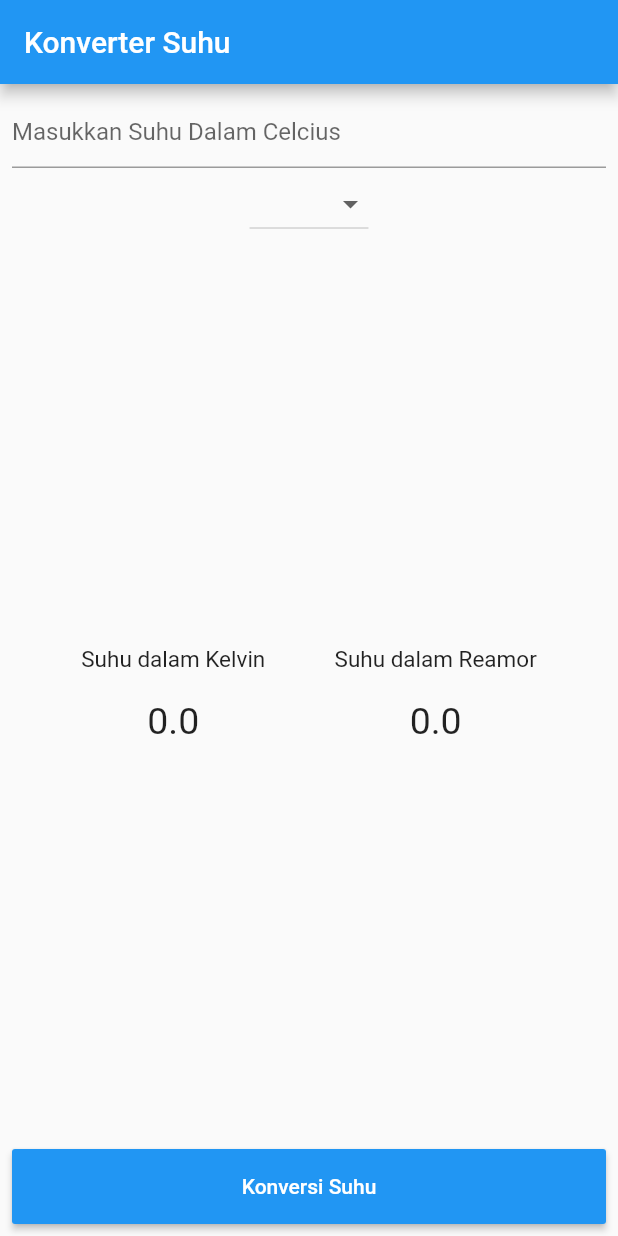
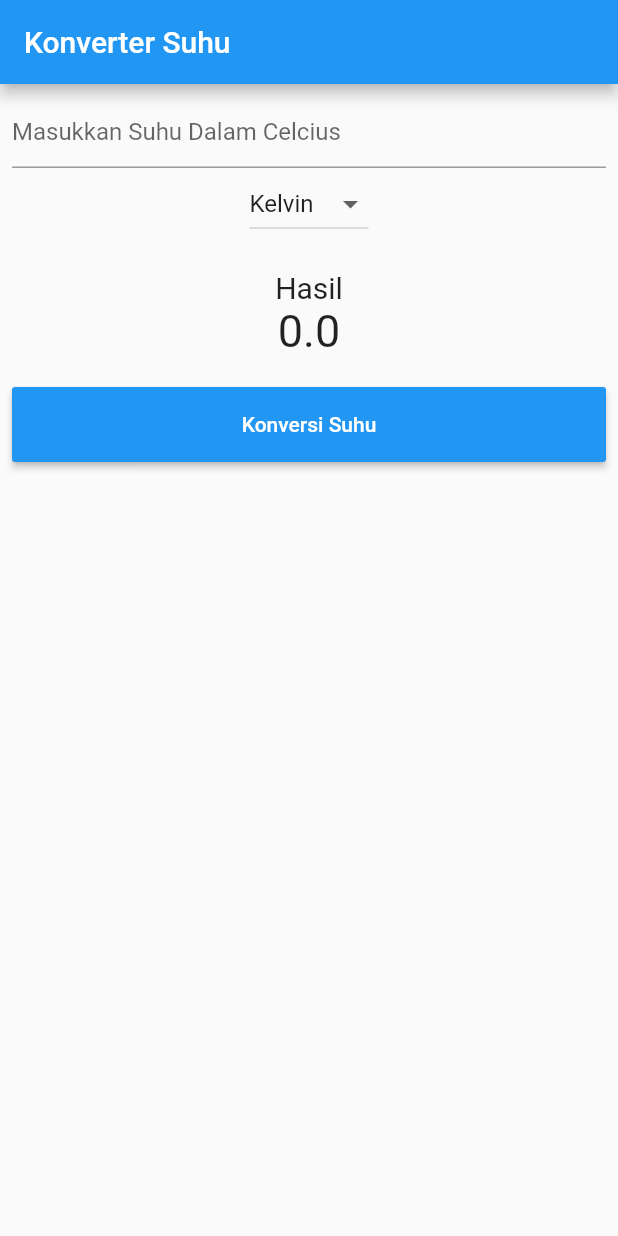
Before and after one commit to Evina08/flutter_state, a Flutter app: the screen it shows after launch, on a phone screen of 412 x 824 dp. Run offline on Flutter 3.47's test engine with Material 2 defaults, Android fonts, the phone set to English and light mode, and no system bars.

```diff
--- a/lib/main.dart
+++ b/lib/main.dart
@@ -15,6 +15,9 @@ class MyApp extends StatefulWidget {
 }
 
 class _MyAppState extends State<MyApp> {
+  String _newValue = "Kelvin";
+  double _result = 0;
+
   TextEditingController suhu = new TextEditingController();
 
   double _inputSuhu = 0;
@@ -23,10 +26,11 @@ class _MyAppState extends State<MyApp> {
   var listItem = ["Kelvin", "Reamur"];
   void _hitungSuhu() {
     setState(() {
-      // _inputSuhu = double.parse(suhu.text);
       _inputSuhu = double.parse(suhu.text);
-      _kelvin = _inputSuhu + 273;
-      _reamor = (4 / 5) * _inputSuhu;
+      if (_newValue == "Kelvin")
+        _result = _inputSuhu + 273;
+      else
+        _result = (4 / 5) * _inputSuhu;
     });
   }
 
@@ -54,10 +58,14 @@ class _MyAppState extends State<MyApp> {
                     child: Text(value),
                   );
                 }).toList(),
-                value: null,
-                onChanged: (String changeValue) {},
+                value: _newValue,
+                onChanged: (String changeValue) {
+                  setState(() {
+                    _newValue = changeValue;
+                  });
+                },
               ),
-              Result(kelvin: _kelvin, reamor: _reamor),
+              Result(result: _result),
               Convert(konvertHandler: _hitungSuhu),
             ],
           ),
--- a/lib/result.dart
+++ b/lib/result.dart
@@ -4,39 +4,27 @@ import 'package:flutter/services.dart';
 class Result extends StatelessWidget {
   const Result({
     Key key,
-    @required double kelvin,
-    @required double reamor,
-  })  : _kelvin = kelvin,
-        _reamor = reamor,
-        super(key: key);
-
-  final double _kelvin;
-  final double _reamor;
+    @required this.result,
+  }) : super(key: key);
+  final double result;
   @override
   Widget build(BuildContext context) {
-    return Expanded(
-      child: Row(
-        mainAxisAlignment: MainAxisAlignment.spaceEvenly,
-        children: <Widget>[
-          Column(
-            mainAxisAlignment: MainAxisAlignment.center,
-            children: <Widget>[
-              Text("Suhu dalam Kelvin",
-                  style: TextStyle(height: 1.5, fontSize: 15)),
-              Text("$_kelvin", style: TextStyle(height: 2, fontSize: 25)),
-            ],
+    return Container(
+      margin: EdgeInsets.only(top: 20, bottom: 20),
+      child: Column(
+        mainAxisAlignment: MainAxisAlignment.center,
+        children: [
+          Text(
+            "Hasil",
+            style: TextStyle(fontSize: 20),
           ),
-          Column(
-            mainAxisAlignment: MainAxisAlignment.center,
-            children: <Widget>[
-              Text("Suhu dalam Reamor",
-                  style: TextStyle(height: 1.5, fontSize: 15)),
-              Text("$_reamor", style: TextStyle(height: 2, fontSize: 25)),
-            ],
-          ),
-
+          Text(
+            result.toStringAsFixed(1),
+            style: TextStyle(fontSize: 30),
+          )
         ],
       ),
     );
+    // );
   }
 }
```
